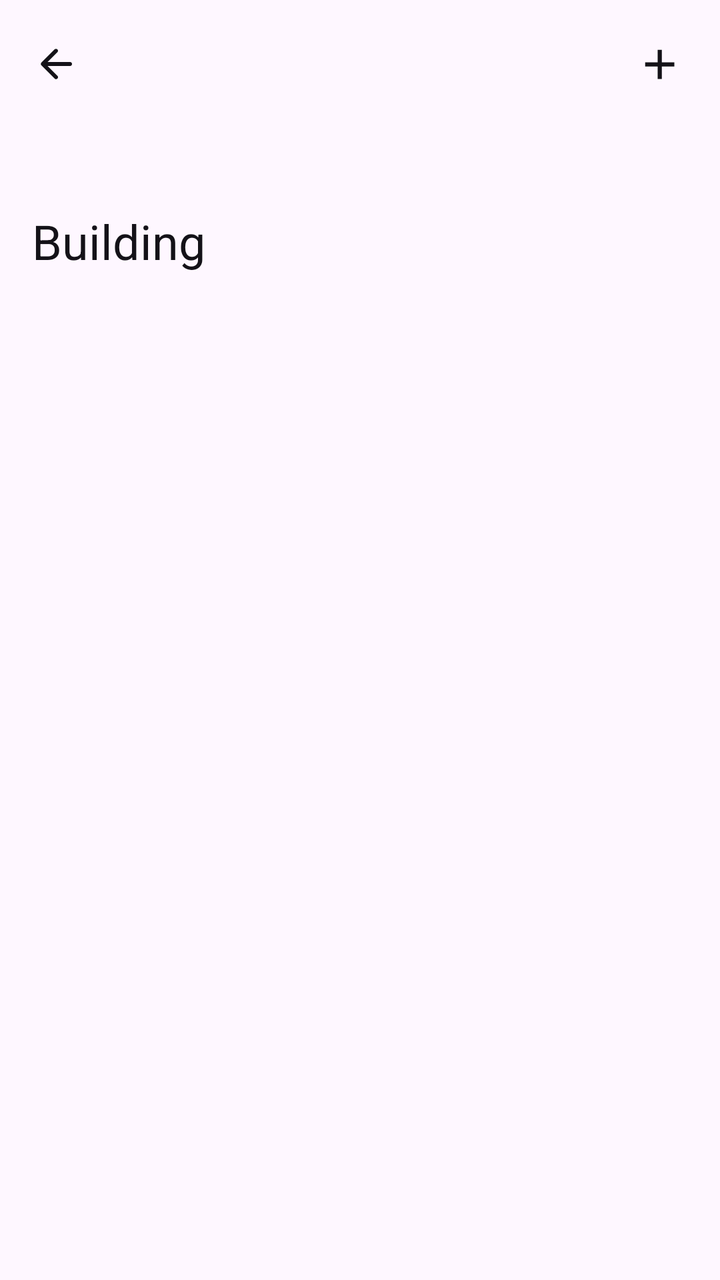
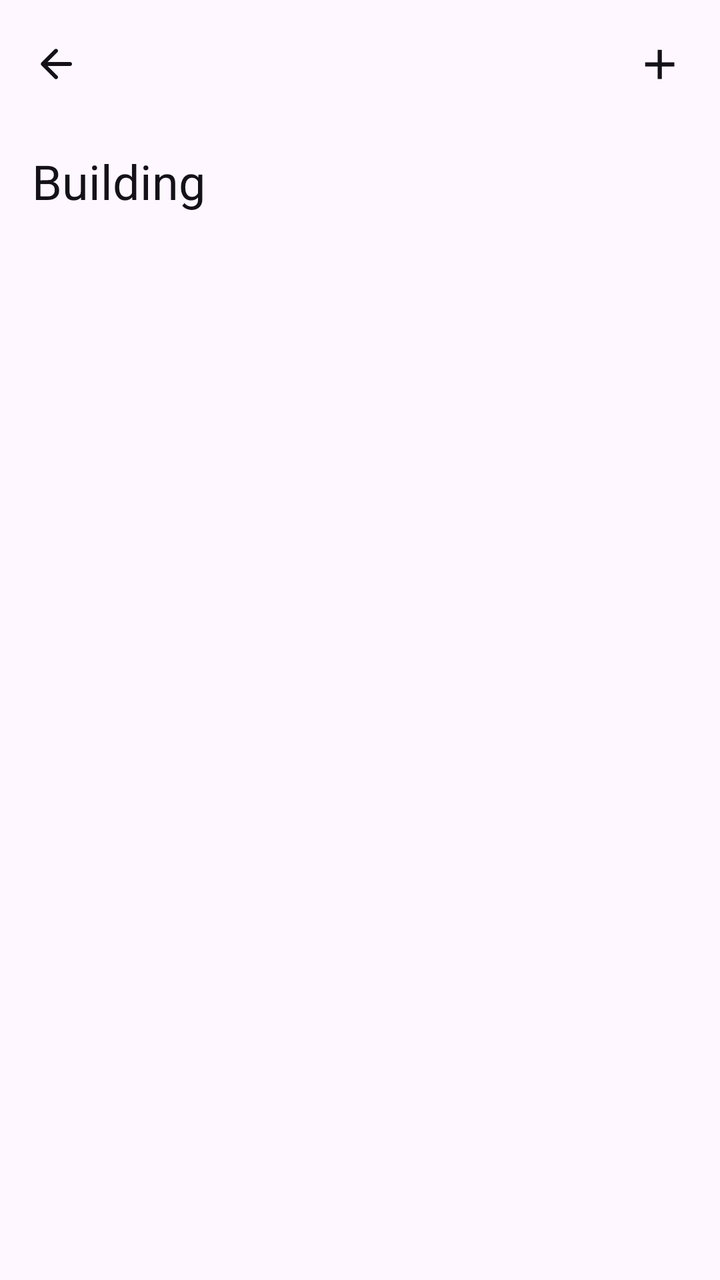

Compare the two renders of this Android layout. The source of the first and the diff that turns it into the second are given below.
<!-- AndroidManifest.xml: application theme Theme.Scheduler -->
<!-- res/layout/fragment_data_building.xml -->
<?xml version="1.0" encoding="utf-8"?>
<androidx.coordinatorlayout.widget.CoordinatorLayout xmlns:android="http://schemas.android.com/apk/res/android"
    xmlns:app="http://schemas.android.com/apk/res-auto"
    xmlns:tools="http://schemas.android.com/tools"
    android:id="@+id/coordinatorLayout"
    android:layout_width="match_parent"
    android:layout_height="match_parent"
    android:transitionGroup="true">

    <com.google.android.material.appbar.AppBarLayout
        android:layout_width="match_parent"
        android:layout_height="wrap_content"
        android:theme="@style/ThemeOverlay.AppCompat.Dark.ActionBar">

        <com.google.android.material.appbar.CollapsingToolbarLayout
            android:id="@+id/clToolBar"
            android:background="?attr/colorSurface"
            android:layout_width="match_parent"
            android:layout_height="150dp"
            app:layout_scrollFlags="scroll|exitUntilCollapsed"
            app:title="Building"
            app:titleCollapseMode="scale"
            app:expandedTitleMarginBottom="20dp">

            <com.google.android.material.appbar.MaterialToolbar
                android:id="@+id/toolBar"
                android:background="?attr/colorSurface"
                android:layout_width="match_parent"
                android:layout_height="?attr/actionBarSize"
                app:layout_collapseMode="pin"
                app:navigationIcon="@drawable/back">

                <androidx.constraintlayout.widget.ConstraintLayout
                    android:layout_width="wrap_content"
                    android:layout_height="match_parent"
                    android:layout_gravity="right">

                    <com.google.android.material.card.MaterialCardView
                        android:id="@+id/btnAdd"
                        android:layout_marginEnd="10dp"
                        app:cardBackgroundColor="@android:color/transparent"
                        android:layout_width="wrap_content"
                        android:layout_height="wrap_content"
                        app:cardCornerRadius="50dp"
                        app:layout_constraintBottom_toBottomOf="parent"
                        app:layout_constraintEnd_toEndOf="parent"
                        app:layout_constraintTop_toTopOf="parent"
                        app:strokeWidth="0dp">

                        <ImageView
                            android:layout_width="25dp"
                            android:layout_height="25dp"
                            android:layout_margin="7.5dp"
                            android:src="@drawable/add" />

                    </com.google.android.material.card.MaterialCardView>

                </androidx.constraintlayout.widget.ConstraintLayout>

            </com.google.android.material.appbar.MaterialToolbar>

        </com.google.android.material.appbar.CollapsingToolbarLayout>

    </com.google.android.material.appbar.AppBarLayout>

    
    <androidx.core.widget.NestedScrollView
        android:id="@+id/nestedScrollView"
        android:layout_width="match_parent"
        android:layout_height="wrap_content"
        app:layout_behavior="@string/appbar_scrolling_view_behavior">

        <LinearLayout
            android:orientation="vertical"
            android:layout_width="match_parent"
            android:layout_height="match_parent">

            <androidx.constraintlayout.widget.ConstraintLayout
                android:layout_width="match_parent"
                android:layout_height="match_parent">

                <ProgressBar
                    android:id="@+id/pbRv"
                    android:layout_width="wrap_content"
                    android:layout_height="wrap_content"
                    android:visibility="visible"
                    android:indeterminateTint="?attr/colorOnSurface"
                    app:layout_constraintTop_toTopOf="parent"
                    app:layout_constraintBottom_toBottomOf="parent"
                    app:layout_constraintStart_toStartOf="parent"
                    app:layout_constraintEnd_toEndOf="parent" />

                <androidx.recyclerview.widget.RecyclerView
                    android:id="@+id/rvBuilding"
                    android:layout_width="match_parent"
                    android:layout_height="wrap_content"
                    android:nestedScrollingEnabled="false"
                    app:layoutManager="androidx.recyclerview.widget.LinearLayoutManager"
                    app:layout_constraintTop_toTopOf="parent"
                    app:layout_constraintBottom_toBottomOf="parent"
                    tools:itemCount="10"
                    tools:listItem="@layout/item_level" />

                <androidx.constraintlayout.widget.ConstraintLayout
                    android:id="@+id/layoutNoData"
                    android:layout_width="match_parent"
                    android:layout_height="match_parent"
                    android:visibility="gone"
                    app:layout_constraintTop_toTopOf="parent"
                    app:layout_constraintBottom_toBottomOf="parent"
                    app:layout_constraintStart_toStartOf="parent"
                    app:layout_constraintEnd_toEndOf="parent">

                    <ImageView
                        android:id="@+id/imageView5"
                        android:layout_width="25dp"
                        android:layout_height="25dp"
                        android:src="@drawable/no_data"
                        app:layout_constraintTop_toTopOf="parent"
                        app:layout_constraintStart_toStartOf="parent"
                        app:layout_constraintEnd_toEndOf="parent" />

                    <TextView
                        android:layout_width="wrap_content"
                        android:layout_height="wrap_content"
                        android:layout_marginTop="10dp"
                        android:text="No Data"
                        android:textSize="15sp"
                        app:layout_constraintTop_toBottomOf="@id/imageView5"
                        app:layout_constraintStart_toStartOf="parent"
                        app:layout_constraintEnd_toEndOf="parent" />

                </androidx.constraintlayout.widget.ConstraintLayout>

            </androidx.constraintlayout.widget.ConstraintLayout>

        </LinearLayout>

    </androidx.core.widget.NestedScrollView>

</androidx.coordinatorlayout.widget.CoordinatorLayout>
<!-- resources referenced by this layout -->
<resources>
  <!-- drawable add (drawable) -->
  <vector xmlns:android="http://schemas.android.com/apk/res/android" android:height="24dp" android:tint="#000000" android:viewportHeight="960" android:viewportWidth="960" android:width="24dp">
        
      <path android:fillColor="@android:color/white" android:pathData="M440,520L200,520L200,440L440,440L440,200L520,200L520,440L760,440L760,520L520,520L520,760L440,760L440,520Z"/>
      
  </vector>
  <!-- drawable back (drawable) -->
  <vector xmlns:android="http://schemas.android.com/apk/res/android" android:autoMirrored="true" android:height="24dp" android:tint="#000000" android:viewportHeight="960" android:viewportWidth="960" android:width="24dp">
        
      <path android:fillColor="@android:color/white" android:pathData="M313,520L509,716Q521,728 520.5,744Q520,760 508,772Q496,783 480,783.5Q464,784 452,772L188,508Q182,502 179.5,495Q177,488 177,480Q177,472 179.5,465Q182,458 188,452L452,188Q463,177 479.5,177Q496,177 508,188Q520,200 520,216.5Q520,233 508,245L313,440L760,440Q777,440 788.5,451.5Q800,463 800,480Q800,497 788.5,508.5Q777,520 760,520L313,520Z"/>
      
  </vector>
  <!-- drawable no_data (drawable) -->
  <vector xmlns:android="http://schemas.android.com/apk/res/android"
      android:width="24dp"
      android:height="24dp"
      android:viewportWidth="960"
      android:viewportHeight="960">
    <path
        android:pathData="M640,360q8,0 14,-6t6,-14v-120q0,-8 -6,-14t-14,-6q-8,0 -14,6t-6,14v120q0,8 6,14t14,6ZM640,440q8,0 14,-6t6,-14q0,-8 -6,-14t-14,-6q-8,0 -14,6t-6,14q0,8 6,14t14,6ZM160,800q-17,0 -28.5,-11.5T120,760q0,-17 11.5,-28.5T160,720h400q17,0 28.5,11.5T600,760q0,17 -11.5,28.5T560,800L160,800ZM640,520q-83,0 -141.5,-58.5T440,320q0,-83 58.5,-141.5T640,120q83,0 141.5,58.5T840,320q0,83 -58.5,141.5T640,520ZM160,480q-17,0 -28.5,-11.5T120,440q0,-17 11.5,-28.5T160,400h187q17,0 28.5,11.5T387,440q0,16 -11.5,28T347,480L160,480ZM160,640q-17,0 -28.5,-11.5T120,600q0,-17 11.5,-28.5T160,560h317q17,0 28.5,11.5T517,600q0,16 -11,28t-29,12L160,640Z"
        android:fillColor="?attr/colorOnSurface"/>
  </vector>
  <style name="Theme.Scheduler" parent="Base.Theme.Scheduler" />
  <style name="Base.Theme.Scheduler" parent="Theme.Material3.DayNight.NoActionBar">
          
          
          <item name="colorAccent">#C1C1C1</item>
  
          <item name="android:textColor">#141218</item>
          <item name="colorPrimary">#000000</item>
          <item name="colorPrimaryContainer">#000000</item>
          <item name="colorOnPrimaryContainer">#FFFFFF</item>
  
  
          <item name="colorOnSurface">#141218</item>
          <item name="android:statusBarColor">@android:color/transparent</item>
          <item name="android:navigationBarColor">@android:color/transparent</item>
          <item name="android:windowTranslucentStatus">false</item>
          <item name="android:windowTranslucentNavigation">false</item>
          <item name="tint">#141218</item>
      </style>
</resources>

<!-- the commit's change to res/layout/fragment_data_building.xml (unified diff, before → after) -->
@@ -16,7 +16,7 @@
             android:id="@+id/clToolBar"
             android:background="?attr/colorSurface"
             android:layout_width="match_parent"
-            android:layout_height="150dp"
+            android:layout_height="120dp"
             app:layout_scrollFlags="scroll|exitUntilCollapsed"
             app:title="Building"
             app:titleCollapseMode="scale"
@@ -81,12 +81,11 @@
 
                 <ProgressBar
                     android:id="@+id/pbRv"
-                    android:layout_width="wrap_content"
-                    android:layout_height="wrap_content"
+                    android:layout_width="25dp"
+                    android:layout_height="25dp"
                     android:visibility="visible"
                     android:indeterminateTint="?attr/colorOnSurface"
                     app:layout_constraintTop_toTopOf="parent"
-                    app:layout_constraintBottom_toBottomOf="parent"
                     app:layout_constraintStart_toStartOf="parent"
                     app:layout_constraintEnd_toEndOf="parent" />
 
@@ -103,32 +102,30 @@
 
                 <androidx.constraintlayout.widget.ConstraintLayout
                     android:id="@+id/layoutNoData"
-                    android:layout_width="match_parent"
-                    android:layout_height="match_parent"
+                    android:layout_width="wrap_content"
+                    android:layout_height="wrap_content"
                     android:visibility="gone"
+                    app:layout_constraintEnd_toEndOf="parent"
+                    app:layout_constraintStart_toStartOf="parent"
                     app:layout_constraintTop_toTopOf="parent"
-                    app:layout_constraintBottom_toBottomOf="parent"
-                    app:layout_constraintStart_toStartOf="parent"
-                    app:layout_constraintEnd_toEndOf="parent">
+                    tools:visibility="visible">
 
                     <ImageView
                         android:id="@+id/imageView5"
                         android:layout_width="25dp"
                         android:layout_height="25dp"
                         android:src="@drawable/no_data"
-                        app:layout_constraintTop_toTopOf="parent"
                         app:layout_constraintStart_toStartOf="parent"
-                        app:layout_constraintEnd_toEndOf="parent" />
+                        app:layout_constraintTop_toTopOf="parent" />
 
                     <TextView
+                        android:layout_marginStart="10dp"
                         android:layout_width="wrap_content"
                         android:layout_height="wrap_content"
-                        android:layout_marginTop="10dp"
-                        android:text="No Data"
-                        android:textSize="15sp"
-                        app:layout_constraintTop_toBottomOf="@id/imageView5"
-                        app:layout_constraintStart_toStartOf="parent"
-                        app:layout_constraintEnd_toEndOf="parent" />
+                        android:text="No Building"
+                        app:layout_constraintBottom_toBottomOf="parent"
+                        app:layout_constraintStart_toEndOf="@+id/imageView5"
+                        app:layout_constraintTop_toTopOf="parent" />
 
                 </androidx.constraintlayout.widget.ConstraintLayout>
 
